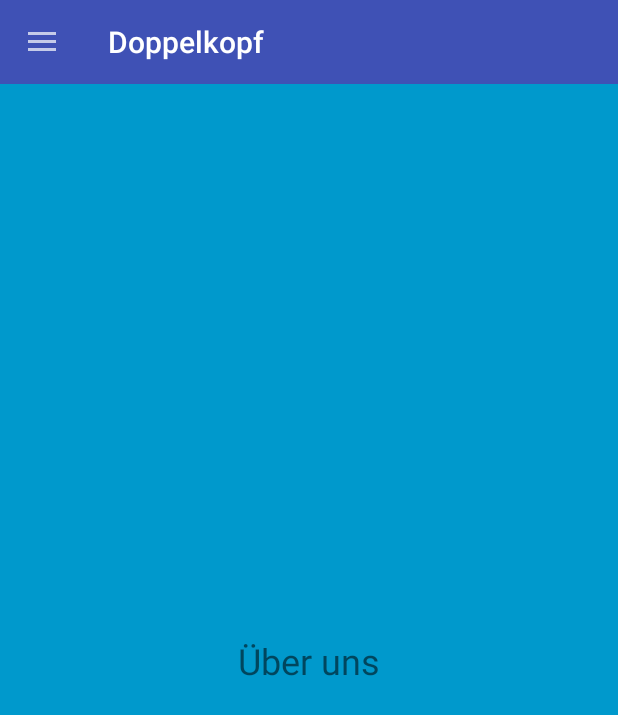
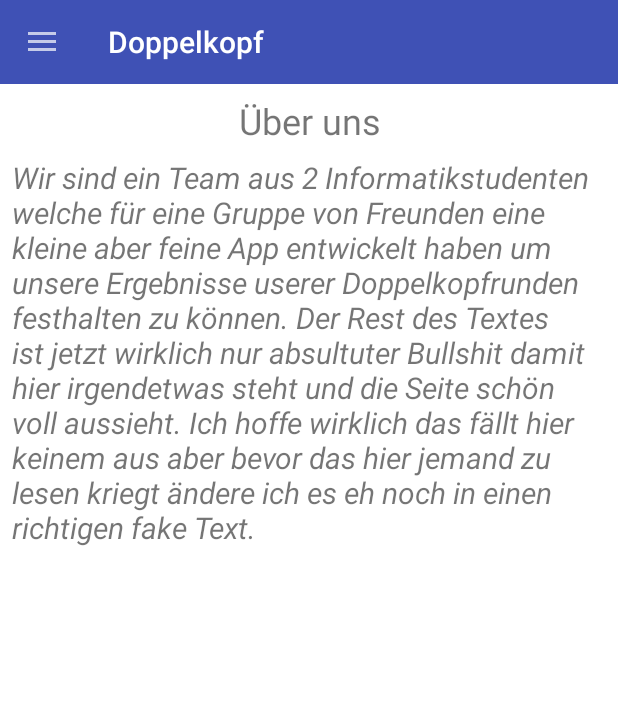
Before and after one commit to fabianshensel/Wusolo, an Android app: the fragment AboutUsFragment placed in its activity, on a phone screen of 412 x 824 dp. Shown: the top 715 px of the screen. Run offline under Robolectric (Android 15) with nearby library versions, the phone set to English and light mode, and no system bars.

Commit message:
bisschen aufgeräumt

```diff
--- a/app/src/main/res/layout/fragment_aboutus.xml
+++ b/app/src/main/res/layout/fragment_aboutus.xml
@@ -5,22 +5,34 @@
     xmlns:tools="http://schemas.android.com/tools"
     android:layout_width="match_parent"
     android:layout_height="match_parent"
-    android:background="@android:color/holo_blue_dark">
+    android:background="@android:color/white">
 
     <TextView
+        android:id="@+id/textView9"
         android:layout_width="wrap_content"
         android:layout_height="wrap_content"
-        android:layout_marginBottom="8dp"
         android:layout_marginEnd="8dp"
-        android:layout_marginLeft="8dp"
-        android:layout_marginRight="8dp"
         android:layout_marginStart="8dp"
         android:layout_marginTop="8dp"
         android:text="Über uns"
         android:textSize="24sp"
-        app:layout_constraintBottom_toBottomOf="parent"
         app:layout_constraintEnd_toEndOf="parent"
+        app:layout_constraintHorizontal_bias="0.502"
         app:layout_constraintStart_toStartOf="parent"
         app:layout_constraintTop_toTopOf="parent" />
 
+    <TextView
+        android:id="@+id/textView3"
+        android:layout_width="0dp"
+        android:layout_height="wrap_content"
+        android:layout_marginEnd="8dp"
+        android:layout_marginStart="8dp"
+        android:layout_marginTop="8dp"
+        android:text="Wir sind ein Team aus 2 Informatikstudenten welche für eine Gruppe von Freunden eine kleine aber feine App entwickelt haben um unsere Ergebnisse userer Doppelkopfrunden festhalten zu können. Der Rest des Textes ist jetzt wirklich nur absultuter Bullshit damit hier irgendetwas steht und die Seite schön voll aussieht. Ich hoffe wirklich das fällt hier keinem aus aber bevor das hier jemand zu lesen kriegt ändere ich es eh noch in einen richtigen fake Text."
+        android:textSize="20sp"
+        android:textStyle="italic"
+        app:layout_constraintEnd_toEndOf="parent"
+        app:layout_constraintStart_toStartOf="parent"
+        app:layout_constraintTop_toBottomOf="@+id/textView9" />
+
 </android.support.constraint.ConstraintLayout>
--- a/app/src/main/res/layout/navigation_header.xml
+++ b/app/src/main/res/layout/navigation_header.xml
@@ -4,7 +4,7 @@
     xmlns:tools="http://schemas.android.com/tools"
     android:id="@+id/menu_layout"
 android:layout_width="match_parent"
-android:layout_height="140dp"
+android:layout_height="100dp"
 android:background="@color/colorPrimary"
 android:visibility="visible">
 
--- a/app/src/main/res/values/colors.xml
+++ b/app/src/main/res/values/colors.xml
@@ -2,7 +2,7 @@
 <resources>
     <color name="colorPrimary">#3F51B5</color>
     <color name="colorPrimaryDark">#303f9f</color>
-    <color name="colorAccent">#029db9</color>
+    <color name="colorAccent">#3F51B5</color>
     <color name="coloGrey">#F9F9F9</color>
     <color name="niceGreen">#22db1c</color>
 </resources>
```
